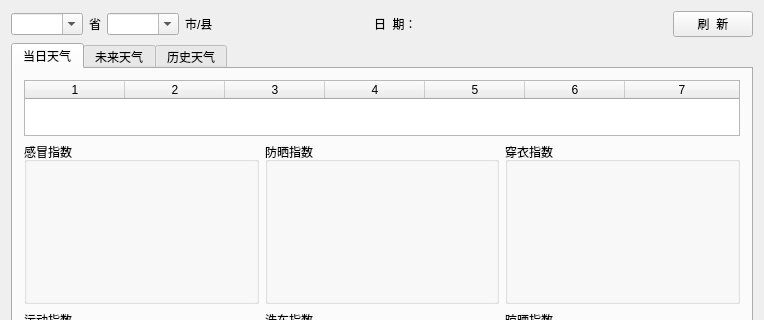
The window that widget.ui (mygit03/MyWeather) describes before a commit, drawn with Qt 5; both pictures show x 0 to 764 and y 0 to 320 of the 764 by 496 pixel window.
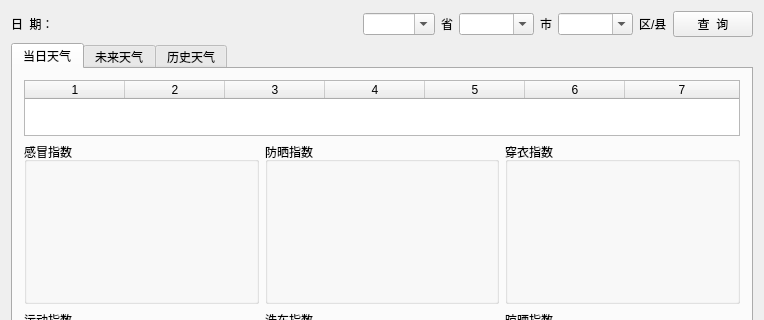
The same window after the commit.

```diff
--- a/widget.ui
+++ b/widget.ui
@@ -18,50 +18,9 @@
     <layout class="QVBoxLayout" name="verticalLayout_7">
      <item>
       <layout class="QHBoxLayout" name="horizontalLayout">
-       <item>
-        <widget class="QComboBox" name="cBox_province">
-         <property name="editable">
-          <bool>true</bool>
-         </property>
-        </widget>
-       </item>
-       <item>
-        <widget class="QLabel" name="label_3">
-         <property name="text">
-          <string>省</string>
-         </property>
-        </widget>
-       </item>
-       <item>
-        <widget class="QComboBox" name="cBox_city">
-         <property name="editable">
-          <bool>true</bool>
-         </property>
-        </widget>
-       </item>
        <item>
         <widget class="QLabel" name="label">
          <property name="text">
-          <string>市/县</string>
-         </property>
-        </widget>
-       </item>
-       <item>
-        <spacer name="horizontalSpacer">
-         <property name="orientation">
-          <enum>Qt::Horizontal</enum>
-         </property>
-         <property name="sizeHint" stdset="0">
-          <size>
-           <width>40</width>
-           <height>20</height>
-          </size>
-         </property>
-        </spacer>
-       </item>
-       <item>
-        <widget class="QLabel" name="label_2">
-         <property name="text">
           <string>日  期：</string>
          </property>
         </widget>
@@ -77,7 +36,7 @@
         </widget>
        </item>
        <item>
-        <spacer name="horizontalSpacer_2">
+        <spacer name="horizontalSpacer">
          <property name="orientation">
           <enum>Qt::Horizontal</enum>
          </property>
@@ -89,10 +48,70 @@
          </property>
         </spacer>
        </item>
+       <item>
+        <widget class="QComboBox" name="cBox_province">
+         <property name="minimumSize">
+          <size>
+           <width>69</width>
+           <height>0</height>
+          </size>
+         </property>
+         <property name="editable">
+          <bool>true</bool>
+         </property>
+        </widget>
+       </item>
+       <item>
+        <widget class="QLabel" name="label_2">
+         <property name="text">
+          <string>省</string>
+         </property>
+        </widget>
+       </item>
+       <item>
+        <widget class="QComboBox" name="cBox_city">
+         <property name="minimumSize">
+          <size>
+           <width>75</width>
+           <height>0</height>
+          </size>
+         </property>
+         <property name="editable">
+          <bool>true</bool>
+         </property>
+        </widget>
+       </item>
+       <item>
+        <widget class="QLabel" name="label_3">
+         <property name="text">
+          <string>市</string>
+         </property>
+        </widget>
+       </item>
+       <item>
+        <widget class="QComboBox" name="cBox_area">
+         <property name="minimumSize">
+          <size>
+           <width>75</width>
+           <height>0</height>
+          </size>
+         </property>
+         <property name="editable">
+          <bool>true</bool>
+         </property>
+        </widget>
+       </item>
+       <item>
+        <widget class="QLabel" name="label_4">
+         <property name="text">
+          <string>区/县</string>
+         </property>
+        </widget>
+       </item>
        <item>
         <widget class="QPushButton" name="btn_refresh">
          <property name="text">
-          <string>刷  新</string>
+          <string>查  询</string>
          </property>
         </widget>
        </item>
```
